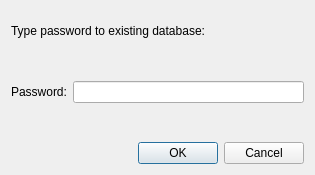
First picture: the form in dialogs/PreviousPasswordDialog.ui, repository veaceslav/qpass-qt5, before the edit.
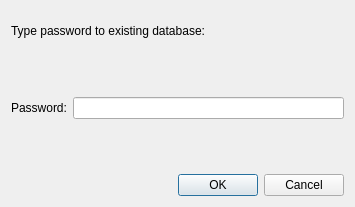
Second picture: the form after the edit.

Diff of the .ui file:
```diff
--- a/dialogs/PreviousPasswordDialog.ui
+++ b/dialogs/PreviousPasswordDialog.ui
@@ -6,8 +6,8 @@
    <rect>
     <x>0</x>
     <y>0</y>
-    <width>315</width>
-    <height>175</height>
+    <width>355</width>
+    <height>207</height>
    </rect>
   </property>
   <property name="windowTitle">
```
